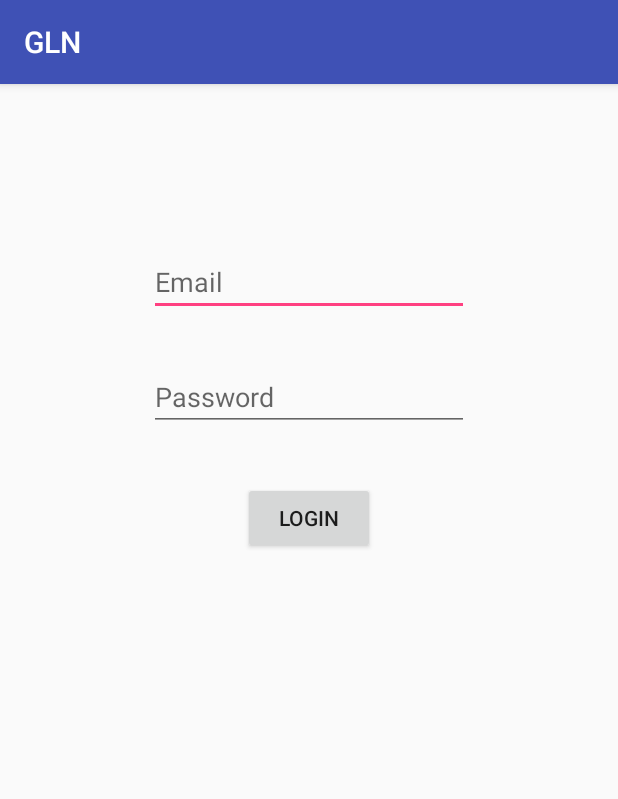
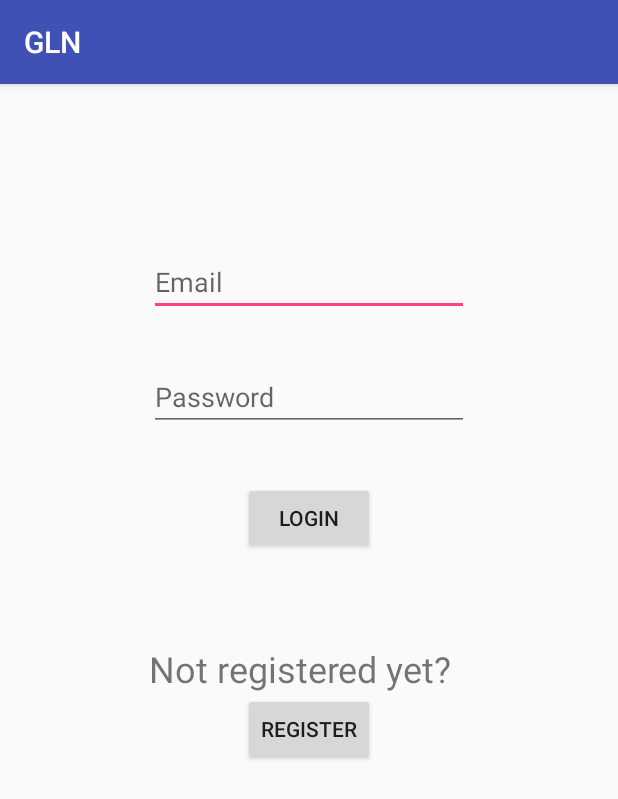
Before and after one commit to mthavaf/gas-leakage-notifier, an Android app: the screen it shows after launch (MainActivity), on a phone screen of 412 x 824 dp. Shown: the top 799 px of the screen. Run offline under Robolectric (Android 15) with nearby library versions, the phone set to English and light mode, and no system bars; libraries missing offline, so code that uses them is left out: com.loopj.android, cz.msebera.android.

Commit message:
Register page added

```diff
--- a/GLN/app/src/main/java/com/example/root/gln/Gln.java
+++ b/GLN/app/src/main/java/com/example/root/gln/Gln.java
@@ -5,6 +5,6 @@ package com.example.root.gln;
  */
 
 public interface Gln {
-    String HOST = "http://192.168.0.100:5000";
+    String HOST = "http://192.168.1.7:5000";
     String TAG = "GLN";
 }
--- a/GLN/app/src/main/java/com/example/root/gln/MainActivity.java
+++ b/GLN/app/src/main/java/com/example/root/gln/MainActivity.java
@@ -1,24 +1,17 @@
 package com.example.root.gln;
 
 import android.content.Intent;
+import android.support.design.widget.Snackbar;
 import android.support.v7.app.AppCompatActivity;
 import android.os.Bundle;
 import android.util.Log;
 import android.view.View;
 import android.widget.Button;
 import android.widget.EditText;
-import android.widget.Toast;
-
-
 import com.loopj.android.http.AsyncHttpClient;
 import com.loopj.android.http.AsyncHttpResponseHandler;
 import com.loopj.android.http.RequestParams;
-import com.nispok.snackbar.Snackbar;
-
-import java.io.UnsupportedEncodingException;
-
 import cz.msebera.android.httpclient.Header;
-
 public class MainActivity extends AppCompatActivity {
 
     private Button loginButton;
@@ -43,34 +36,33 @@ public class MainActivity extends AppCompatActivity {
                 email = emailInput.getText().toString().trim();
                 password = passwordInput.getText().toString().trim();
 
-                /*AsyncHttpClient client = new AsyncHttpClient();
-                client.post(Gln.HOST+"/login", new RequestParams("hi","hello"), new AsyncHttpResponseHandler() {
+                final android.support.design.widget.Snackbar snackbar = android.support.design.widget.Snackbar.make(v, null, android.support.design.widget.Snackbar.LENGTH_SHORT);
+
+                RequestParams params = new RequestParams();
+                params.put("user_name", email);
+                params.put("password", password);
+                AsyncHttpClient client = new AsyncHttpClient();
+                client.post(Gln.HOST + "/login", params, new AsyncHttpResponseHandler()  {
                             @Override
                             public void onSuccess(int statusCode, Header[] headers, byte[] responseBody) {
-
-                        try {
-                            print(new String(responseBody, "UTF-8"));
-                        }catch (UnsupportedEncodingException e){
-                            print(e.getMessage());
+                                org.json.simple.JSONObject jsonResponse = GLNUtils.bytesToJSON(responseBody);
+                                if (jsonResponse.get("response").equals("OK")){
+                                    Intent intent = new Intent(getApplicationContext(), LoggedIn.class);
+                                    intent.putExtra("ID", (String)jsonResponse.get("message"));
+                                    startActivity(intent);
+                                }else {
+                                    snackbar.setText((String)jsonResponse.get("message"));
+                                    snackbar.show();
                                 }
-                        Intent loggedIn = new Intent(MainActivity.this, LoggedIn.class);
-                        startActivity(loggedIn);
                             }
 
                             @Override
                             public void onFailure(int statusCode, Header[] headers, byte[] responseBody, Throwable error) {
-                        print("Failed");
-                        Intent loggedIn = new Intent(MainActivity.this, LoggedIn.class);
-                        startActivity(loggedIn);
-                    }
-                });*/
-                if (email.equals("thavaf") && password.equals("thavaf")){
-                    Intent i = new Intent(MainActivity.this, LoggedIn.class);
-                    startActivity(i);
-                }else {
-                    android.support.design.widget.Snackbar snackbar = android.support.design.widget.Snackbar.make(v, "Wrong credentials", android.support.design.widget.Snackbar.LENGTH_SHORT);
+                                snackbar.setText("No network connection!!!");
                                 snackbar.show();
                             }
+                        }
+                );
             }
         });
 
@@ -86,4 +78,9 @@ public class MainActivity extends AppCompatActivity {
     public void onBackPressed() {
 
     }
+
+    public void onClickRegister(View v){
+        Intent intent = new Intent(this, ActivityRegister.class);
+        startActivity(intent);
     }
+}
--- a/GLN/app/src/main/res/layout/activity_main.xml
+++ b/GLN/app/src/main/res/layout/activity_main.xml
@@ -4,6 +4,7 @@
     android:id="@+id/activity_main"
     android:layout_width="match_parent"
     android:layout_height="match_parent"
+    android:contextClickable="true"
     android:paddingBottom="@dimen/activity_vertical_margin"
     android:paddingLeft="@dimen/activity_horizontal_margin"
     android:paddingRight="@dimen/activity_horizontal_margin"
@@ -11,34 +12,58 @@
     tools:context="com.example.root.gln.MainActivity">
 
     <EditText
+        android:id="@+id/email_input"
         android:layout_width="wrap_content"
         android:layout_height="wrap_content"
-        android:inputType="textEmailAddress"
-        android:ems="10"
         android:layout_alignParentTop="true"
         android:layout_centerHorizontal="true"
         android:layout_marginTop="93dp"
-        android:id="@+id/email_input"
-        android:hint="@string/email_hint_value" />
+        android:ems="10"
+        android:hint="@string/email_hint_value"
+        android:inputType="textEmailAddress" />
 
     <EditText
+        android:id="@+id/password_input"
         android:layout_width="wrap_content"
         android:layout_height="wrap_content"
-        android:inputType="textPassword"
+        android:layout_alignEnd="@+id/email_input"
+        android:layout_alignRight="@+id/email_input"
+        android:layout_below="@+id/email_input"
+        android:layout_marginTop="31dp"
         android:ems="10"
-        android:layout_below="@+id/email_input"
-        android:layout_alignRight="@+id/email_input"
-        android:layout_alignEnd="@+id/email_input"
-        android:layout_marginTop="31dp"
-        android:id="@+id/password_input"
-        android:hint="@string/password_hint_value" />
+        android:hint="@string/password_hint_value"
+        android:inputType="textPassword" />
 
     <Button
-        android:text="@string/login_text_value"
+        android:id="@+id/login_button"
         android:layout_width="wrap_content"
         android:layout_height="wrap_content"
         android:layout_below="@+id/password_input"
         android:layout_centerHorizontal="true"
         android:layout_marginTop="34dp"
-        android:id="@+id/login_button" />
+        android:text="@string/login_text_value" />
+
+    <TextView
+        android:id="@+id/not_registered_text_view"
+        android:layout_width="wrap_content"
+        android:layout_height="wrap_content"
+        android:layout_alignEnd="@+id/password_input"
+        android:layout_alignLeft="@+id/password_input"
+        android:layout_alignRight="@+id/password_input"
+        android:layout_alignStart="@+id/password_input"
+        android:layout_below="@+id/login_button"
+        android:layout_marginTop="60dp"
+        android:text="Not registered yet?"
+        android:textSize="24sp" />
+
+    <Button
+        android:id="@+id/register_button"
+        android:layout_width="wrap_content"
+        android:layout_height="wrap_content"
+        android:layout_alignLeft="@+id/login_button"
+        android:layout_alignStart="@+id/login_button"
+        android:layout_below="@+id/not_registered_text_view"
+        android:onClick="onClickRegister"
+        android:text="Register" />
+
 </RelativeLayout>
--- a/GLN/app/src/main/res/layout/fragment_emergency_contacts.xml
+++ b/GLN/app/src/main/res/layout/fragment_emergency_contacts.xml
@@ -48,5 +48,6 @@
         android:layout_centerHorizontal="true"
         android:layout_marginTop="22dp"
         android:id="@+id/phone_numbers_submit_button"
-        tools:ignore="HardcodedText" />
+        tools:ignore="HardcodedText"
+        android:onClick="onSubmit"/>
 </RelativeLayout>
--- a/GLN/app/src/main/res/values/dimens.xml
+++ b/GLN/app/src/main/res/values/dimens.xml
@@ -2,4 +2,5 @@
     <!-- Default screen margins, per the Android Design guidelines. -->
     <dimen name="activity_horizontal_margin">16dp</dimen>
     <dimen name="activity_vertical_margin">16dp</dimen>
+    <dimen name="fab_margin">16dp</dimen>
 </resources>
--- a/GLN/app/src/main/res/values/strings.xml
+++ b/GLN/app/src/main/res/values/strings.xml
@@ -12,4 +12,6 @@
         <item>Emergency Contacts</item>
         <item>Logout</item>
     </string-array>
+    <string name="title_activity_register">Register</string>
+    <string name="unique_id_given">Unique ID given</string>
 </resources>
```
Also changed, not shown: GLN/app/build.gradle (+9 -0 lines), GLN/app/src/main/AndroidManifest.xml (+8 -4 lines), GLN/app/src/main/java/com/example/root/gln/ActivityRegister.java (added, +32 -0 lines), GLN/app/src/main/java/com/example/root/gln/LoggedIn.java (+11 -3 lines), GLN/app/src/main/res/layout-v23/content_activity_register.xml (added, +119 -0 lines), GLN/app/src/main/res/layout/activity_register.xml (added, +119 -0 lines), GLN/app/src/main/res/layout/content_activity_register.xml (added, +25 -0 lines), GLN/app/src/main/res/values/styles.xml (+9 -0 lines). Lines whose indentation alone changed are shown as unchanged.
